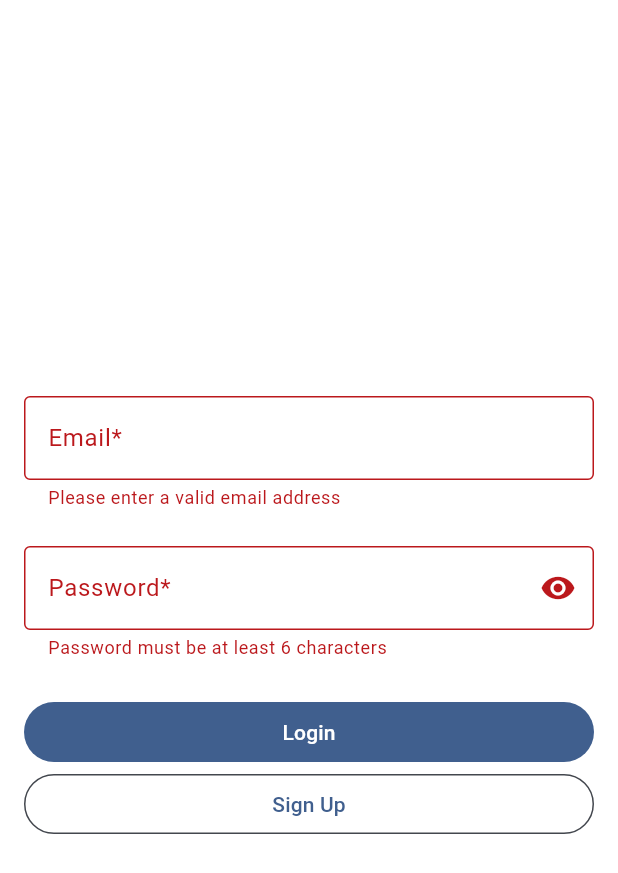
After one commit to LiewJY/spend_track_mobile, a Flutter app: the ReAuthScreen screen opened directly, after a tap on "Login", on a phone screen of 412 x 824 dp. The commit adds this screen. Shown: the top 873 px of the screen. Run offline on Flutter 3.47's test engine with Material 2 defaults, Android fonts, the phone set to English and light mode, and no system bars; our stand-ins replace bloc, cloud_firestore, equatable, firebase_auth, firebase_core, flutter_bloc and 1 more; missing offline and left inert: flow_builder; accounts and stored records are empty; generated files the repository leaves out were written again.

Commit message:
complete my account

```diff
--- a/lib/account/account.dart
+++ b/lib/account/account.dart
@@ -1,3 +1,5 @@
 export 'view/account_screen_content.dart';
 export 'view/update_name_modal.dart';
+export 'view/re_auth_screen.dart';
+export 'view/re_auth_modal.dart';
 export 'bloc/manage_account_bloc.dart';
--- a/lib/account/bloc/manage_account_event.dart
+++ b/lib/account/bloc/manage_account_event.dart
@@ -16,5 +16,31 @@ class UpdateNameRequested extends ManageAccountEvent {
   List<Object> get props => [name];
 }
 
+//todo now not in use
+class ReAuthRequested extends ManageAccountEvent {
+  const ReAuthRequested(this.email, this.password);
 
-//todo more
+  final String email;
+  final String password;
+
+  @override
+  List<Object> get props => [email, password];
+}
+//todo now not in use
+class ChangeEmailRequested extends ManageAccountEvent {
+  const ChangeEmailRequested(this.email);
+
+  final String email;
+
+  @override
+  List<Object> get props => [email];
+}
+
+class ResetPasswordRequested extends ManageAccountEvent {
+  const ResetPasswordRequested(this.email);
+
+  final String email;
+
+  @override
+  List<Object> get props => [email];
+}
--- /dev/null
+++ b/lib/account/view/re_auth_screen.dart
@@ -0,0 +1,75 @@
+import 'dart:convert';
+import 'dart:developer';
+
+import 'package:cloud_firestore/cloud_firestore.dart';
+import 'package:flutter/material.dart';
+import 'package:flutter/src/widgets/framework.dart';
+import 'package:flutter/src/widgets/placeholder.dart';
+import 'package:flutter_bloc/flutter_bloc.dart';
+import 'package:track/l10n/l10n.dart';
+import 'package:track/login/login.dart';
+import 'package:track/sign_up/sign_up.dart';
+import 'package:track/utils/constant.dart';
+import 'package:track/widgets/widgets.dart';
+
+class  ReAuthScreen extends StatefulWidget {
+  const ReAuthScreen({super.key});
+
+  @override
+  State<ReAuthScreen> createState() => _ReAuthScreenState();
+}
+
+class _ReAuthScreenState extends State<ReAuthScreen> {
+  final reAuthScreenForm = GlobalKey<FormState>();
+
+  //text field controllers
+  final _emailController = TextEditingController();
+
+  final _passwordController = TextEditingController();
+
+  @override
+  Widget build(BuildContext context) {
+    final l10n = context.l10n;
+    return Scaffold(
+      body: Padding(
+        padding: Constant.paddingHorizontal,
+        child: SafeArea(
+          child: Form(
+            key: reAuthScreenForm,
+            child: Column(
+              mainAxisAlignment: MainAxisAlignment.center,
+              children: [
+                EmailField(
+                  controller: _emailController,
+                  textInputAction: 'next',
+                ),
+                Constant.sizedBoxSpace,
+                PasswordField(controller: _passwordController),
+                Constant.sizedBoxSpace,
+                FilledButton(
+                  style: Constant.fullWidthButton,
+                  onPressed: () => login(),
+                  child: Text(l10n.login),
+                ),
+                OutlinedButton(
+                  style: Constant.fullWidthButton,
+                  onPressed: () => Navigator.of(context).push(
+                    MaterialPageRoute(builder: (context) => SignUpScreen()),
+                  ),
+                  child: Text(l10n.signUp),
+                ),
+              ],
+            ),
+          ),
+        ),
+      ),
+    );
+  }
+
+  void login() {
+    if (reAuthScreenForm.currentState!.validate()) {
+      context.read<LoginCubit>().loginWithCredentials(
+          email: _emailController.text, password: _passwordController.text);
+    }
+  }
+}
--- a/lib/l10n/app_en.arb
+++ b/lib/l10n/app_en.arb
@@ -21,18 +21,24 @@
   "cancel": "Cancel",
   "edit": "Edit",
   "update": "Update",
+  "next": "Next",
 
 
 "@profilePage": {},
   "myAccount": "My Account",
   "editName": "Edit Name",
   "changeEmail": "Change Email",
-  "changePassword": "Change Password",
+  "resetPassword": "Reset Password",
   "myWallet": "My Wallet",
   "manageWallet": "Manage Wallet",
   "manageCard": "Manage Card",
   "manageCategory": "Manage Category",
+  "reAuth": "Re Authenticate",
 
+"@SuccessMessage": {},
+  "nameChanged": "Name successfully changed",
+  "emailChanged": "Email successfully changed",
+  "resetPasswordEmailSent": "Reset your password with the link sent to your email",
 
 "@firebaseAuthErrors": {},
   "userDisabled": "This user has been disabled. Please contact support for help.",
--- a/lib/repositories/repos/auth/auth_repository.dart
+++ b/lib/repositories/repos/auth/auth_repository.dart
@@ -79,6 +79,32 @@ class AuthRepository {
     }
   }
 
+  //reauth
+  //todo now not in use
+  Future<void> reAuth({required String email, required String password}) async {
+    try {
+      final credential = firebase_auth.EmailAuthProvider.credential(email : email, password : password);
+      await _firebaseAuth.currentUser
+          ?.reauthenticateWithCredential(credential);
+    } on firebase_auth.FirebaseAuthException catch (e) {
+      throw e.code;
+    } catch (_) {
+      throw "unknown";
+    }
+  }
+
+    Future<void> sendResetPasswordEmail({required String email}) async {
+    try {
+      await _firebaseAuth.sendPasswordResetEmail(email: email);
+    } on firebase_auth.FirebaseAuthException catch (e) {
+      throw e.code;
+    } catch (_) {
+      throw "unknown";
+    }
+  }
+
+
+
   //todo
   //update profile
 
```
Also changed, not shown: lib/account/bloc/manage_account_bloc.dart (+41 -3 lines), lib/account/view/account_screen_content.dart (+46 -28 lines), lib/account/view/re_auth_modal.dart (added, +81 -0 lines).
